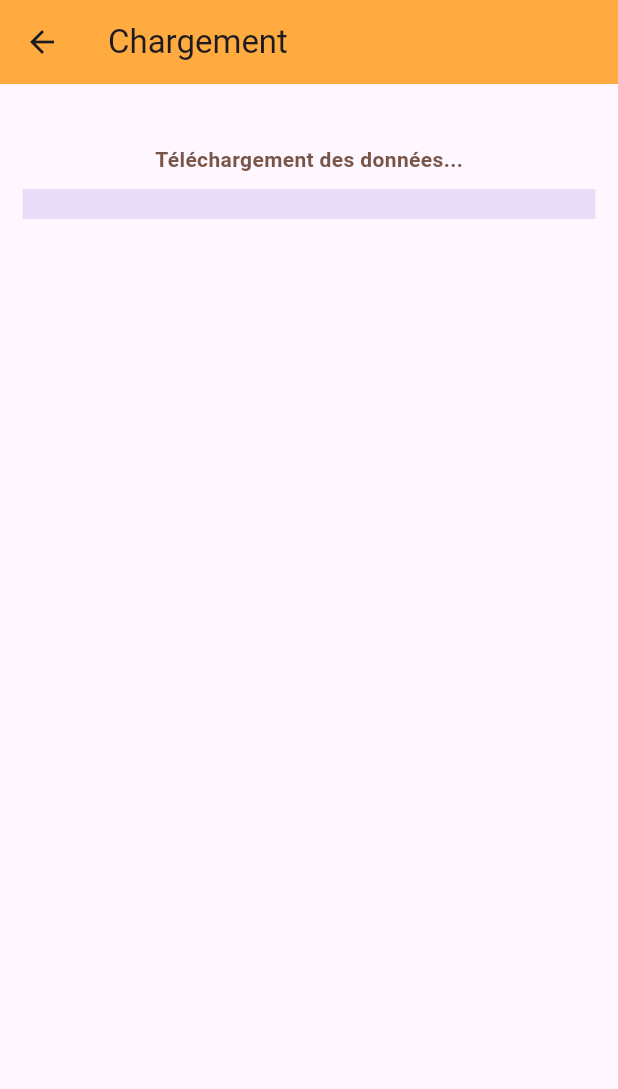
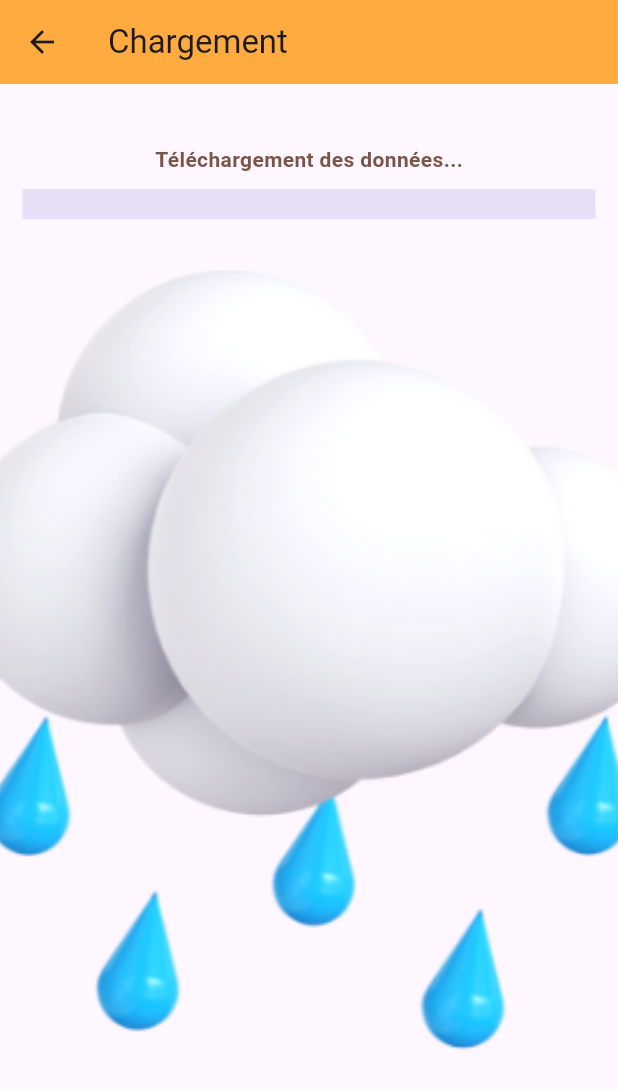
Before and after one commit to ibrahima-isi/test_app, a Flutter app: the ProgressScreen screen opened directly, on a phone screen of 412 x 824 dp. Shown: the top 1089 px of the screen. Run offline on Flutter 3.47's test engine with Material 3 defaults, Android fonts, the phone set to English and light mode, and no system bars.

```diff
--- a/lib/screens/progressbar_screen.dart
+++ b/lib/screens/progressbar_screen.dart
@@ -88,7 +88,14 @@ void init() {
         title: const Text('Chargement'),
         backgroundColor: Colors.orangeAccent,
       ),
-      body: Center(
+      body: Container(
+        decoration: const BoxDecoration(
+          image: DecorationImage(
+            image: AssetImage("assets/2.png"),
+            fit: BoxFit.cover,
+          )
+        ),
+        child: Center(
           child: Column(
             mainAxisAlignment: MainAxisAlignment.center,
             children: [
@@ -171,6 +178,7 @@ void init() {
             ],
           ),
         ),
+      ),
     );
   }
 }
```
Lines whose indentation alone changed are shown as unchanged.
